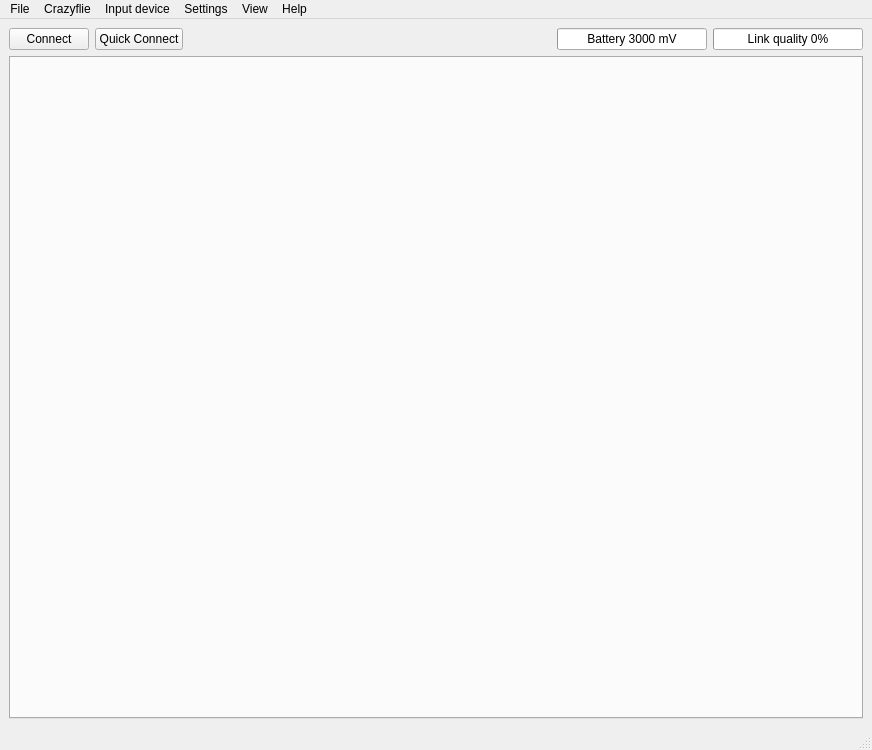
First picture: the form in lib/cfclient/ui/main.ui, repository bitcraze/crazyflie-clients-python, before the edit.
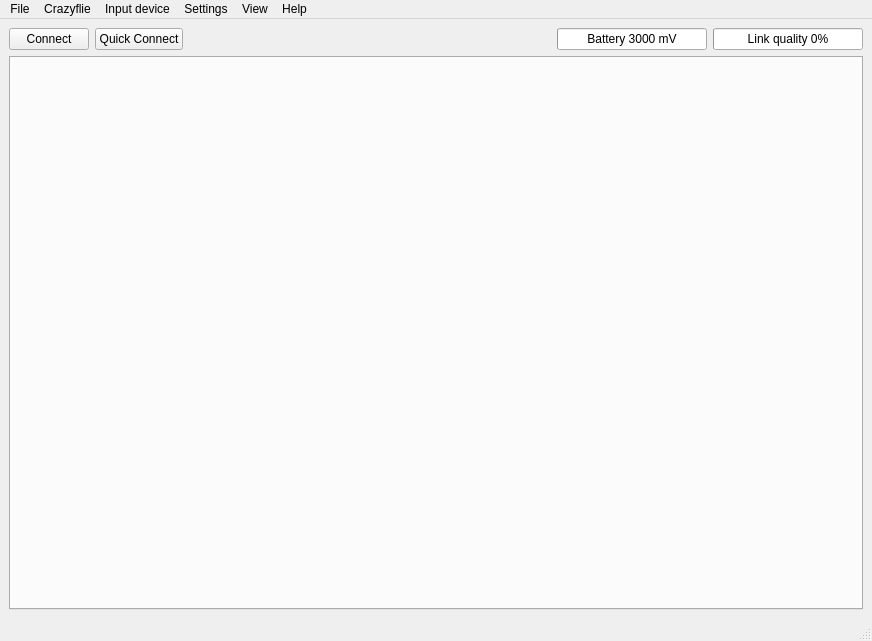
Second picture: the form after the edit.

Commit message: reverted sabilizer log period to 10Hz

```diff
--- a/lib/cfclient/ui/main.ui
+++ b/lib/cfclient/ui/main.ui
@@ -7,7 +7,7 @@
     <x>0</x>
     <y>0</y>
     <width>872</width>
-    <height>750</height>
+    <height>641</height>
    </rect>
   </property>
   <property name="windowTitle">
```
Left out of the diff: 2 changed lines with no effect on the pictures. The commit also changes 1 other file.
